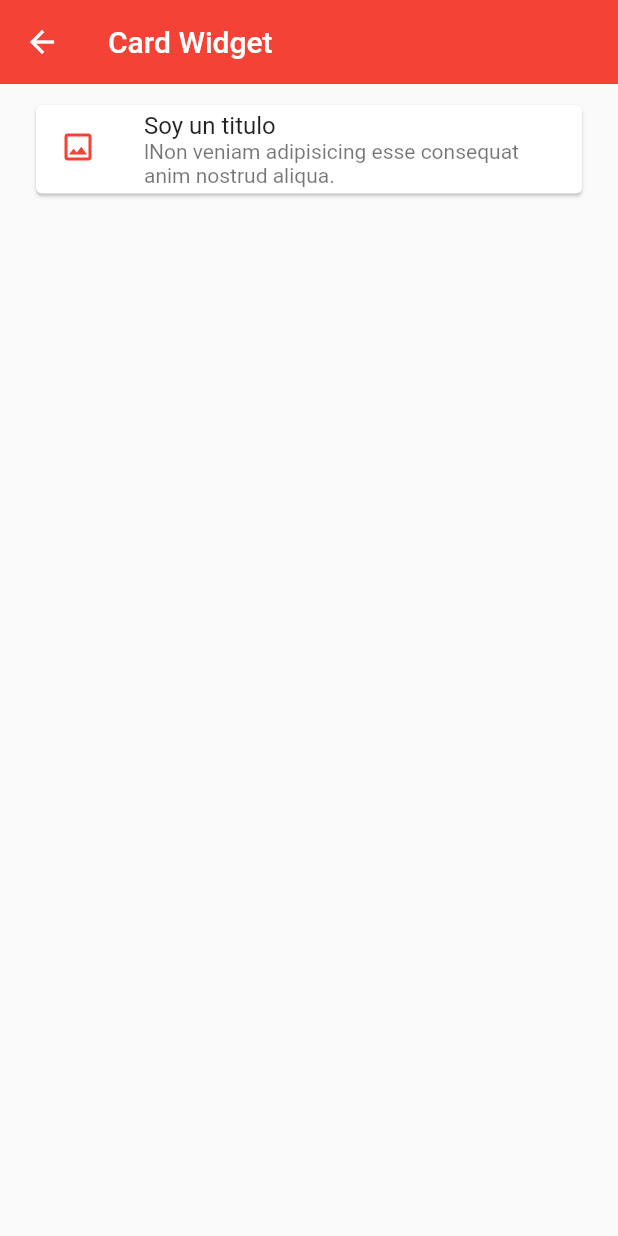
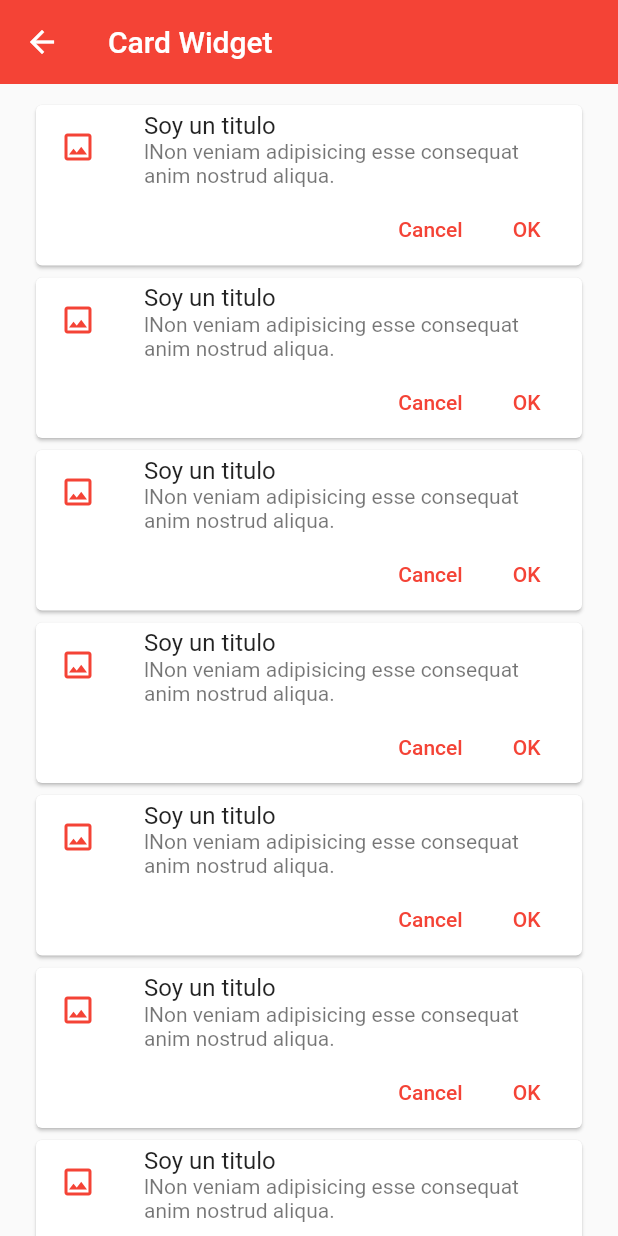
Before and after one commit to Diego-Luna/Flutter-proyects, a Flutter app: the CardScreen screen opened by its route, on a phone screen of 412 x 824 dp. Run offline on Flutter 3.47's test engine with Material 2 defaults, Android fonts, the phone set to English and light mode, and no system bars.

Commit message:
Centralizar los widgets personalizados

```diff
--- a/fl_components_app/lib/screens/card_screen.dart
+++ b/fl_components_app/lib/screens/card_screen.dart
@@ -1,5 +1,6 @@
+import '../widgets/widgets.dart';
+
 import 'package:flutter/material.dart';
-import 'package:fl_components_app/themes/app_theme.dart';
 
 class CardScreen extends StatelessWidget {
   const CardScreen({Key? key}) : super(key: key);
@@ -12,18 +13,14 @@ class CardScreen extends StatelessWidget {
       ),
       body: ListView(
         padding: const EdgeInsets.symmetric(horizontal: 20, vertical:  10),
-        children: [
-          Card(
-            child: Column(
-              children: const [
-                ListTile(
-                  leading: Icon(Icons.photo_outlined, color: AppTheme.prymary),
-                  title: Text('Soy un titulo'),
-                  subtitle: Text("lNon veniam adipisicing esse consequat anim nostrud aliqua."),
-                )
-              ],
-            ),
-          )
+        children: const [
+          CustomCardType1(),
+          CustomCardType1(),
+          CustomCardType1(),
+          CustomCardType1(),
+          CustomCardType1(),
+          CustomCardType1(),
+          CustomCardType1(),
         ],
       )
     );
--- a/fl_components_app/lib/themes/app_theme.dart
+++ b/fl_components_app/lib/themes/app_theme.dart
@@ -14,6 +14,11 @@ class AppTheme {
       color: prymary,
       elevation: 0,
     ),
+
+    // Text Botton
+    textButtonTheme: TextButtonThemeData(
+      style: TextButton.styleFrom(primary: prymary)
+    ),
   );
   static final ThemeData darkTheme =  ThemeData.dark().copyWith(
     // Color primario
--- /dev/null
+++ b/fl_components_app/lib/widgets/custom_card_type_1.dart
@@ -0,0 +1,40 @@
+import 'package:flutter/material.dart';
+
+import '../themes/app_theme.dart';
+
+class CustomCardType1 extends StatelessWidget {
+  const CustomCardType1({
+    Key? key,
+  }) : super(key: key);
+
+  @override
+  Widget build(BuildContext context) {
+    return Card(
+      child: Column(
+        children: [
+         const ListTile(
+            leading: Icon(Icons.photo_outlined, color: AppTheme.prymary),
+            title: Text('Soy un titulo'),
+            subtitle: Text("lNon veniam adipisicing esse consequat anim nostrud aliqua."),
+          ),
+          Padding(
+            padding: const EdgeInsets.only(right: 5),
+            child: Row(
+              mainAxisAlignment:  MainAxisAlignment.end,
+              children: [
+                TextButton(
+                  onPressed: () {},
+                  child: const Text("Cancel"),
+                ),
+                TextButton(
+                  onPressed: () {},
+                  child: const Text("OK"),
+                ),
+              ],
+            ),
+          )
+        ],
+      ),
+    );
+  }
+}
--- /dev/null
+++ b/fl_components_app/lib/widgets/widgets.dart
@@ -0,0 +1 @@
+export 'package:fl_components_app/widgets/custom_card_type_1.dart';
```
